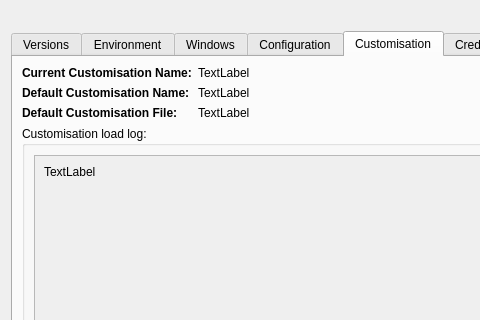
First picture: the form in applications/QEGuiApp/src/aboutDialog.ui, repository andrewrhyder/epicsqt, before the edit; both pictures show x 0 to 480 and y 0 to 320 of the 716 by 598 pixel window.
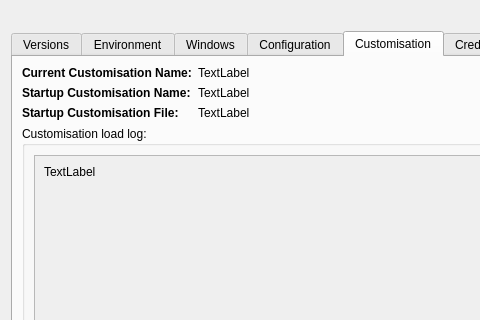
Second picture: the form after the edit. The open tabs and pages were chosen to show the change. Icons and pictures are not drawn.

Commit message: Tidy help->about dialog, and make more info in dialog selectable (and copyable).

What changed in the file:
```diff
--- a/applications/QEGuiApp/src/aboutDialog.ui
+++ b/applications/QEGuiApp/src/aboutDialog.ui
@@ -353,7 +353,7 @@
       <attribute name="title">
        <string>Customisation</string>
       </attribute>
-      <layout class="QGridLayout" name="gridLayout_3" columnstretch="0,0">
+      <layout class="QGridLayout" name="gridLayout_3" columnstretch="0">
        <item row="3" column="0">
         <layout class="QGridLayout" name="gridLayout_6" columnstretch="0,1">
          <item row="0" column="1">
@@ -385,7 +385,7 @@
             </font>
            </property>
            <property name="text">
-            <string>Default Customisation Name:</string>
+            <string>Startup Customisation Name:</string>
            </property>
           </widget>
          </item>
@@ -405,7 +405,7 @@
             </font>
            </property>
            <property name="text">
-            <string>Default Customisation File:</string>
+            <string>Startup Customisation File:</string>
            </property>
           </widget>
          </item>
```
Left out of the diff: 33 changed lines with no effect on the pictures. The commit also changes 2 other files.
